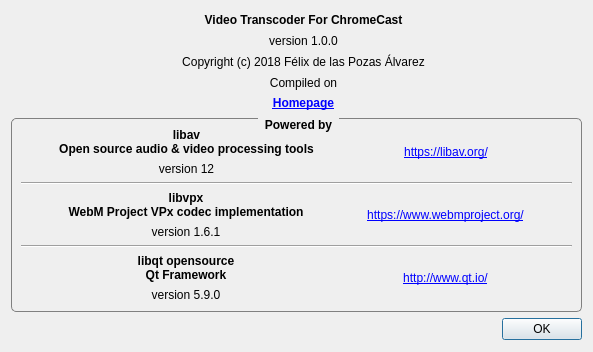
Above: AboutDialog.ui from FelixdelasPozas/VideoTranscoderForChromecast before the change. Below: the same form after it.
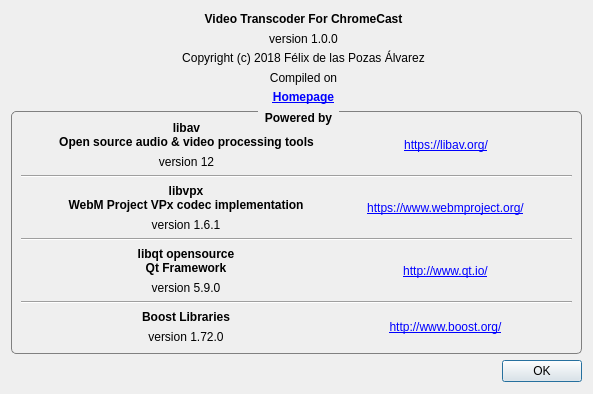
That is the form after the change. Icons and pictures are not drawn.

Commit message: Added boost libraries to handle filenames. Simplified Worker class.

Patch:
```diff
--- a/AboutDialog.ui
+++ b/AboutDialog.ui
@@ -7,19 +7,19 @@
     <x>0</x>
     <y>0</y>
     <width>593</width>
-    <height>352</height>
+    <height>394</height>
    </rect>
   </property>
   <property name="minimumSize">
    <size>
     <width>593</width>
-    <height>352</height>
+    <height>394</height>
    </size>
   </property>
   <property name="maximumSize">
    <size>
     <width>593</width>
-    <height>352</height>
+    <height>394</height>
    </size>
   </property>
   <property name="windowTitle">
@@ -417,6 +417,79 @@
           </item>
          </layout>
         </item>
+        <item>
+         <widget class="Line" name="line">
+          <property name="orientation">
+           <enum>Qt::Horizontal</enum>
+          </property>
+         </widget>
+        </item>
+        <item>
+         <layout class="QHBoxLayout" name="horizontalLayout_4">
+          <item>
+           <widget class="QLabel" name="label_9">
+            <property name="maximumSize">
+             <size>
+              <width>32</width>
+              <height>32</height>
+             </size>
+            </property>
+            <property name="text">
+             <string/>
+            </property>
+            <property name="pixmap">
+             <pixmap resource="rsc/resources.qrc">:/VideoTranscoder/boost.ico</pixmap>
+            </property>
+            <property name="scaledContents">
+             <bool>true</bool>
+            </property>
+           </widget>
+          </item>
+          <item>
+           <layout class="QVBoxLayout" name="verticalLayout_6">
+            <item>
+             <widget class="QLabel" name="label_12">
+              <property name="font">
+               <font>
+                <weight>75</weight>
+                <bold>true</bold>
+               </font>
+              </property>
+              <property name="text">
+               <string>Boost Libraries</string>
+              </property>
+              <property name="alignment">
+               <set>Qt::AlignCenter</set>
+              </property>
+             </widget>
+            </item>
+            <item>
+             <widget class="QLabel" name="m_boostVersion">
+              <property name="text">
+               <string>version 1.72.0</string>
+              </property>
+              <property name="alignment">
+               <set>Qt::AlignCenter</set>
+              </property>
+             </widget>
+            </item>
+           </layout>
+          </item>
+          <item>
+           <widget class="QLabel" name="label_8">
+            <property name="text">
+             <string>&lt;a href=&quot;http://www.boost.org/&quot;&gt;http://www.boost.org/&lt;/a&gt;</string>
+            </property>
+            <property name="alignment">
+             <set>Qt::AlignCenter</set>
+            </property>
+            <property name="openExternalLinks">
+             <bool>true</bool>
+            </property>
+           </widget>
+          </item>
+         </layout>
+        </item>
        </layout>
       </widget>
      </item>
```
Left out of the diff: 2 changed lines with no effect on the pictures. The commit also changes 19 other files.
